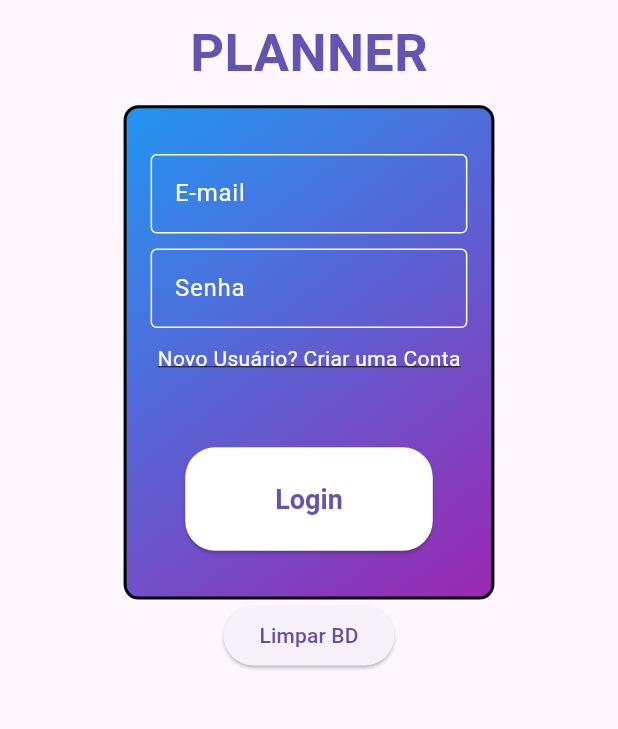
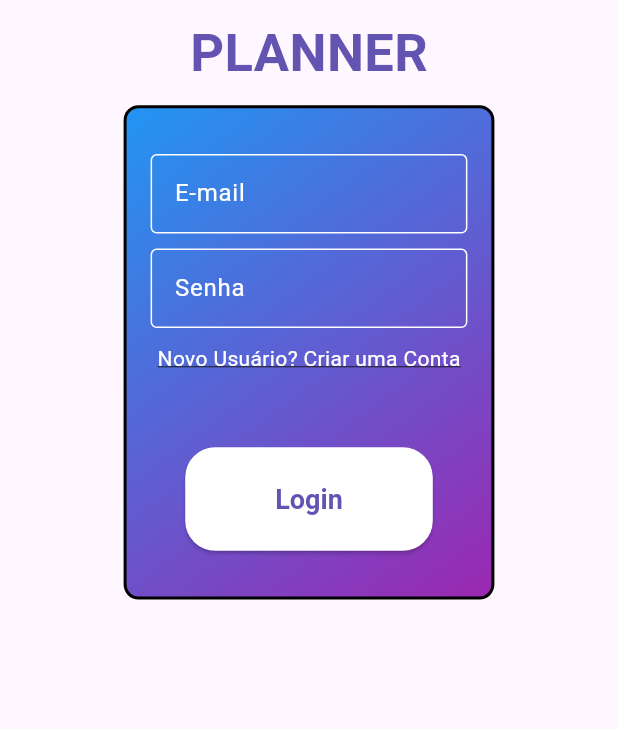
Before and after one commit to JoaoLagos/planner_de_tarefas, a Flutter app: the screen it shows after launch, on a phone screen of 412 x 824 dp, the part 367-1096 px from its top. Run offline on Flutter 3.47's test engine with Material 3 defaults, Android fonts, the phone set to English and light mode, and no system bars; our stand-ins replace flutter_colorpicker, sqflite, table_calendar; missing offline and left inert: flutter_iconpicker; accounts and stored records are empty.

Commit message:
Remove Limpar BD

```diff
--- a/lib/screens/login.dart
+++ b/lib/screens/login.dart
@@ -306,13 +306,6 @@ class _LoginState extends State<Login> {
                     ],
                   ),
                 ),
-
-                ElevatedButton( // Colocado somente para limpar o banco de dados, pois ao fechar a aplicação os dados continuam lá, não resetam
-                        onPressed: () {
-                          user_db.limparBancoDeDados();
-                        },
-                        child: const Text("Limpar BD")
-                      )
               ],
             ),
           ),
```
